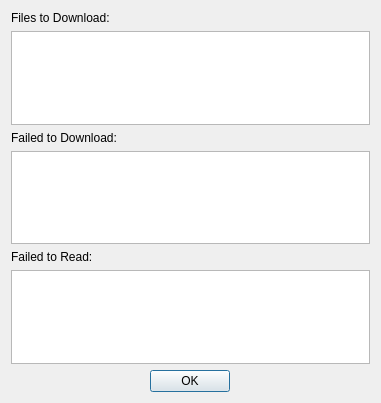
Qt form gbDivSumWin.ui (emzodls/clusterArch) before a commit.
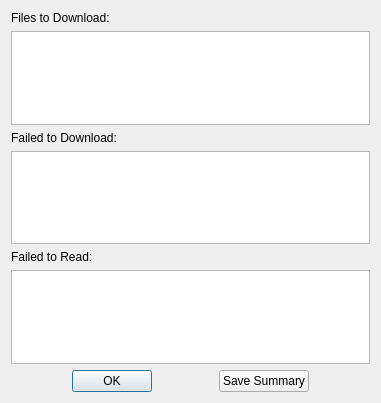
The same form after that commit.

Commit message: Changes to parsers to accommodate antismash cluster files, ncbiUtils addition to search and download accession numbers, UI tweaks, functionality to try to search and download results genbanks TO DO: 1. Test actual download from genbank 2. HMM builder (?)

Patch:
```diff
--- a/gbDivSumWin.ui
+++ b/gbDivSumWin.ui
@@ -44,7 +44,9 @@
    <item>
     <widget class="QListWidget" name="processFailedList"/>
    </item>
-   <item alignment="Qt::AlignHCenter">
+   <item>
+    <layout class="QHBoxLayout" name="horizontalLayout">
+     <item>
     <widget class="QPushButton" name="closeBtn">
      <property name="sizePolicy">
       <sizepolicy hsizetype="Fixed" vsizetype="Fixed">
@@ -56,6 +58,21 @@
       <string>OK</string>
      </property>
     </widget>
+     </item>
+     <item>
+      <widget class="QPushButton" name="saveSummaryBtn">
+       <property name="sizePolicy">
+        <sizepolicy hsizetype="Fixed" vsizetype="Fixed">
+         <horstretch>0</horstretch>
+         <verstretch>0</verstretch>
+        </sizepolicy>
+       </property>
+       <property name="text">
+        <string>Save Summary</string>
+       </property>
+      </widget>
+     </item>
+    </layout>
    </item>
   </layout>
  </widget>
```
Left out of the diff: 27 changed lines with no effect on the pictures. Lines whose indentation alone changed are shown as unchanged. The commit also changes 6 other files.
